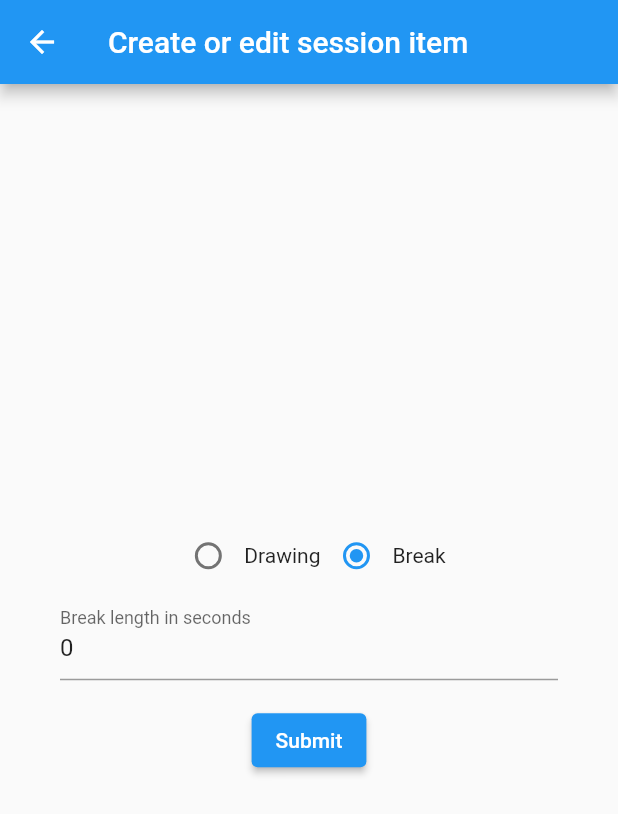
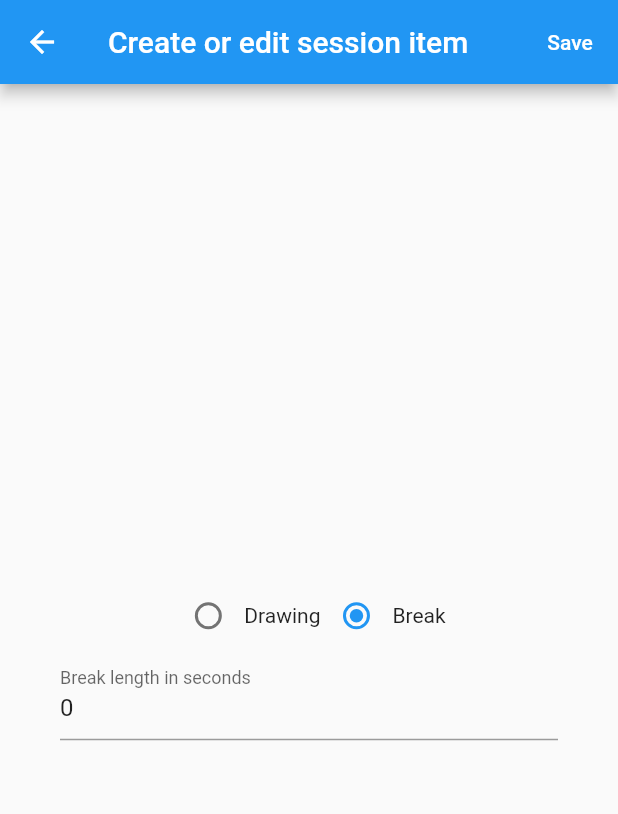
Before and after one commit to greymatcha/figure-drawing, a Flutter app: the CreateSessionItemPage screen opened directly with empty values, on a phone screen of 412 x 824 dp. Shown: the top 814 px of the screen. Run offline on Flutter 3.47's test engine with Material 2 defaults, Android fonts, the phone set to English and light mode, and no system bars; our stand-ins replace file_picker.

Commit message:
feature: create session item turn save button into appbar action

```diff
--- a/lib/pages/create_session_item.dart
+++ b/lib/pages/create_session_item.dart
@@ -36,6 +36,25 @@ class _CreateSessionItemPageState extends State<CreateSessionItemPage> {
     return Scaffold(
       appBar: AppBar(
         title: const Text("Create or edit session item"),
+        actions: [
+          TextButton(
+            style: TextButton.styleFrom(
+              foregroundColor: Theme.of(context).colorScheme.onPrimary,
+            ),
+            onPressed: () {
+              if (sessionItem.type == classes.SessionItemType.draw) {
+                if (_formDrawKey.currentState!.validate()) {
+                  popNavigator();
+                }
+              } else {
+                if (_formBreakKey.currentState!.validate()) {
+                  popNavigator();
+                }
+              }
+            },
+            child: const Text('Save'),
+          ),
+        ]
       ),
       body: Center(
         child: Padding(
@@ -178,18 +197,7 @@ class _CreateSessionItemPageState extends State<CreateSessionItemPage> {
 
                             return "Please enter a whole number above 0";
                           },
-                        ),
-                        Padding(
-                          padding: const EdgeInsets.symmetric(vertical: 16.0),
-                          child: ElevatedButton(
-                            onPressed: () {
-                              if (_formBreakKey.currentState!.validate()) {
-                                popNavigator();
-                              }
-                            },
-                            child: const Text('Submit'),
-                          ),
-                        ),
+                        )
                       ],
                     )
                   )
```
